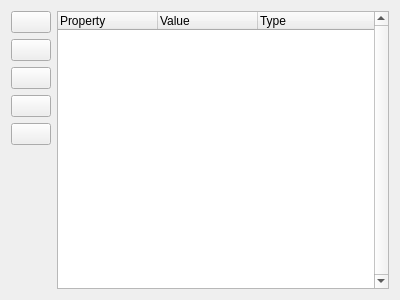
Old version of the form src/gui/properties/properties_widget.ui in the repository albin-johansson/tactile.
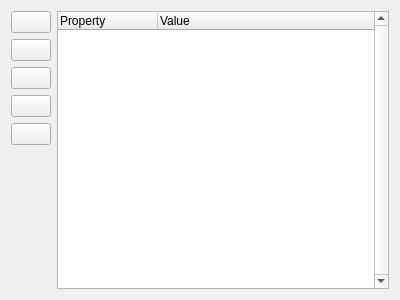
New version of the form. Icons and pictures are not drawn.

Commit message: Add selected_map slot to properties_dock

Patch:
```diff
--- a/src/gui/properties/properties_widget.ui
+++ b/src/gui/properties/properties_widget.ui
@@ -130,8 +130,11 @@
         <bool>false</bool>
        </property>
        <property name="columnCount">
-        <number>3</number>
+        <number>2</number>
        </property>
+       <attribute name="headerMinimumSectionSize">
+        <number>55</number>
+       </attribute>
        <attribute name="headerHighlightSections">
         <bool>false</bool>
        </attribute>
@@ -139,6 +142,9 @@
         <property name="text">
          <string>Property</string>
         </property>
+        <property name="textAlignment">
+         <set>AlignLeading|AlignTop</set>
+        </property>
         <property name="icon">
          <iconset resource="../../tactile.qrc">
           <normaloff>:/resources/icons/icons8/color/64/key.png</normaloff>:/resources/icons/icons8/color/64/key.png</iconset>
@@ -153,15 +159,6 @@
           <normaloff>:/resources/icons/icons8/color/64/registry.png</normaloff>:/resources/icons/icons8/color/64/registry.png</iconset>
         </property>
        </column>
-       <column>
-        <property name="text">
-         <string>Type</string>
-        </property>
-        <property name="icon">
-         <iconset resource="../../tactile.qrc">
-          <normaloff>:/resources/icons/icons8/color/64/category.png</normaloff>:/resources/icons/icons8/color/64/category.png</iconset>
-        </property>
-       </column>
       </widget>
      </item>
     </layout>
```
The commit also changes 4 other files.
